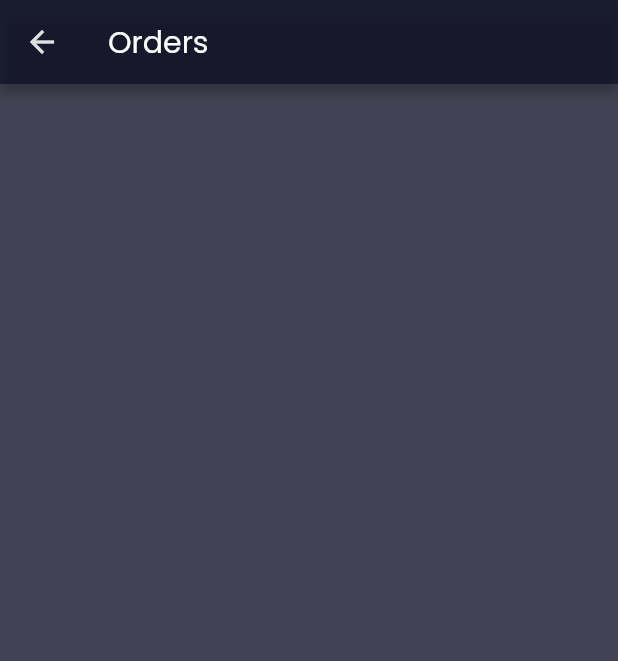
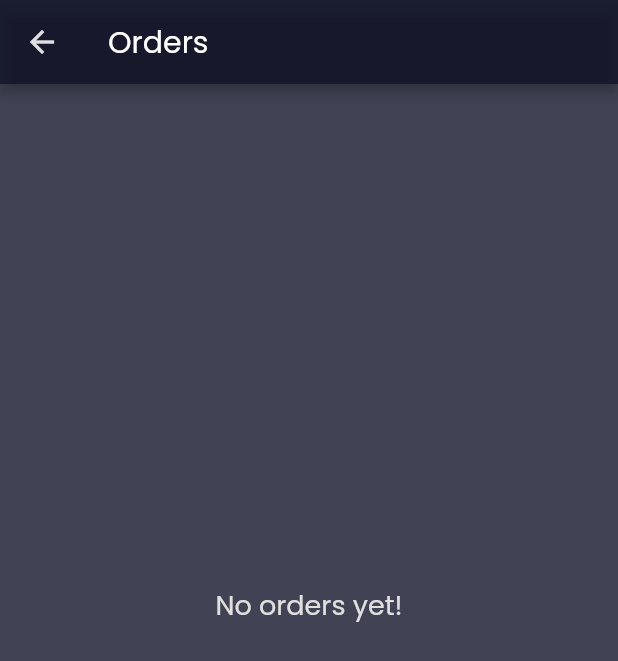
Before and after one commit to JamiuJimoh/food-app, a Flutter app: the OrdersScreen screen opened by its route, on a phone screen of 412 x 824 dp. Shown: the top 661 px of the screen. Run offline on Flutter 3.47's test engine with Material 2 defaults, Android fonts, the phone set to English and light mode, and no system bars.

```diff
--- a/lib/providers/orders.dart
+++ b/lib/providers/orders.dart
@@ -5,14 +5,14 @@ import 'cart.dart';
 class OrderItem {
   final String id;
   final double amount;
-  final List<CartItem> cartItems;
-  final DateTime dataTime;
+  final CartItem cartItem;
+  final DateTime dateTime;
 
   OrderItem({
     @required this.id,
     @required this.amount,
-    @required this.cartItems,
-    @required this.dataTime,
+    @required this.cartItem,
+    @required this.dateTime,
   });
 }
 
@@ -23,16 +23,22 @@ class Orders with ChangeNotifier {
     return [..._orders];
   }
 
-  void addOrder(List<CartItem> cartItems, double total) {
+  int get ordersListLength {
+    return _orders.length;
+  }
+
+  void addOrder(List<CartItem> cartItems) {
+    cartItems.forEach((item) {
       _orders.insert(
         0,
         OrderItem(
           id: DateTime.now().toString(),
-        amount: total,
-        cartItems: cartItems,
-        dataTime: DateTime.now(),
+          amount: item.price,
+          cartItem: item,
+          dateTime: DateTime.now(),
         ),
       );
+    });
     notifyListeners();
   }
 }
--- a/lib/screens/cart_screen.dart
+++ b/lib/screens/cart_screen.dart
@@ -82,7 +82,6 @@ class _CartScreenState extends State<CartScreen> {
                         price: _cart.items.values.toList()[i].price,
                         quantity: _cart.items.values.toList()[i].quantity,
                         toggleIsEmpty: ()=>_toggleIsEmpty(_itemCount),
-                        // style: kDescTextStyle,
                       ),
                     ),
                   ),
@@ -149,7 +148,7 @@ class _CartScreenState extends State<CartScreen> {
                             Provider.of<Orders>(context, listen: false)
                                 .addOrder(
                               _cart.items.values.toList(),
-                              _cart.totalAmount,
+                              // _cart.totalAmount,
                             );
                             _cart.clear();
                           },
--- a/lib/screens/orders_screen.dart
+++ b/lib/screens/orders_screen.dart
@@ -1,19 +1,61 @@
 import 'package:flutter/material.dart';
 import 'package:provider/provider.dart';
 
-import '../providers/orders.dart';
+import '../constants.dart';
+import '../providers/orders.dart' show Orders;
+import '../widgets/order_item.dart';
 
-class OrdersScreen extends StatelessWidget {
+class OrdersScreen extends StatefulWidget {
   static const String id = 'orders_screen';
+
+  @override
+  _OrdersScreenState createState() => _OrdersScreenState();
+}
+
+class _OrdersScreenState extends State<OrdersScreen> {
+  var _isEmpty = false;
+
+  void _toggleIsEmpty(int ordersListLength) {
+    setState(() {
+      if (ordersListLength > 0) {
+        _isEmpty = false;
+      } else {
+        _isEmpty = true;
+      }
+    });
+  }
+
   @override
   Widget build(BuildContext context) {
-    final orders = Provider.of<Orders>(context);
+    final orderData = Provider.of<Orders>(context);
+    final orders = orderData.orders;
+
+    _toggleIsEmpty(orderData.ordersListLength);
 
     return Scaffold(
       appBar: AppBar(
         title: Text('Orders'),
       ),
-      // body: ListTileCard(),
+      body:  _isEmpty
+          ? Column(
+              mainAxisAlignment: MainAxisAlignment.center,
+              children: [
+                Center(
+                  child: Container(
+                    height: 100.0,
+                    // color: kAccentColor,
+                    child: Text(
+                      'No orders yet!',
+                      style: kDescTextStyle,
+                    ),
+                  ),
+                ),
+              ],
+            )
+          :ListView.builder(
+        itemCount: orderData.ordersListLength,
+        itemBuilder: (ctx, i) => OrderItem(order: orders[i]),
+      ),
     );
   }
 }
--- a/lib/widgets/counter.dart
+++ b/lib/widgets/counter.dart
@@ -23,7 +23,11 @@ class Counter extends StatelessWidget {
         mainAxisAlignment: MainAxisAlignment.spaceBetween,
         children: [
           IconButton(
-              icon: Icon(Icons.remove), onPressed: onRemoveButtonPressed),
+              icon: Icon(
+                Icons.remove,
+                color: quantity == 1 ? kScaffoldColor : kAccentColor,
+              ),
+              onPressed: onRemoveButtonPressed),
           Text(
             '${quantity}',
             style: kDescTextStyle,
--- a/lib/widgets/widgets.dart
+++ b/lib/widgets/widgets.dart
@@ -15,3 +15,5 @@ export 'favorites_list_builder.dart';
 export 'badge.dart';
 export 'cart_item.dart';
 export 'counter.dart';
+export 'order_item.dart';
+export 'add_to_cart.dart';
```
Also changed, not shown: lib/screens/meal_detail_screen.dart (+16 -7 lines), lib/widgets/add_to_cart.dart (added, +44 -0 lines), lib/widgets/cart_item.dart (+5 -2 lines), lib/widgets/favorites_list_builder.dart (+10 -3 lines), lib/widgets/list_tile_card.dart (+6 -9 lines), lib/widgets/order_item.dart (added, +36 -0 lines). Lines whose indentation alone changed are shown as unchanged.
